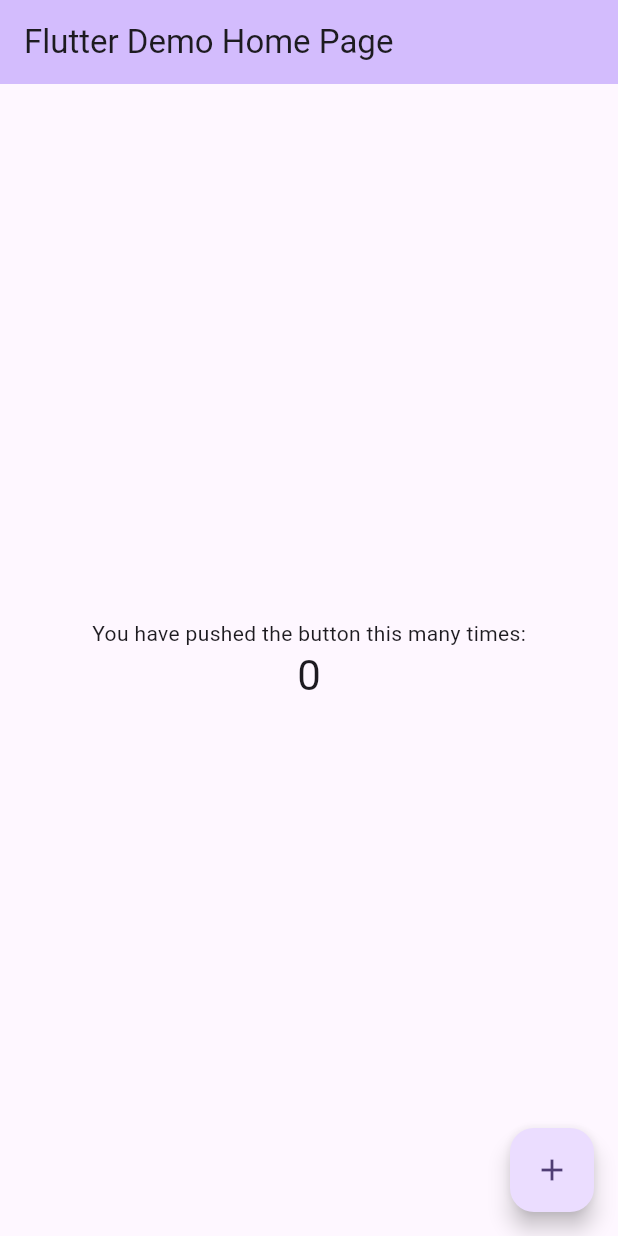
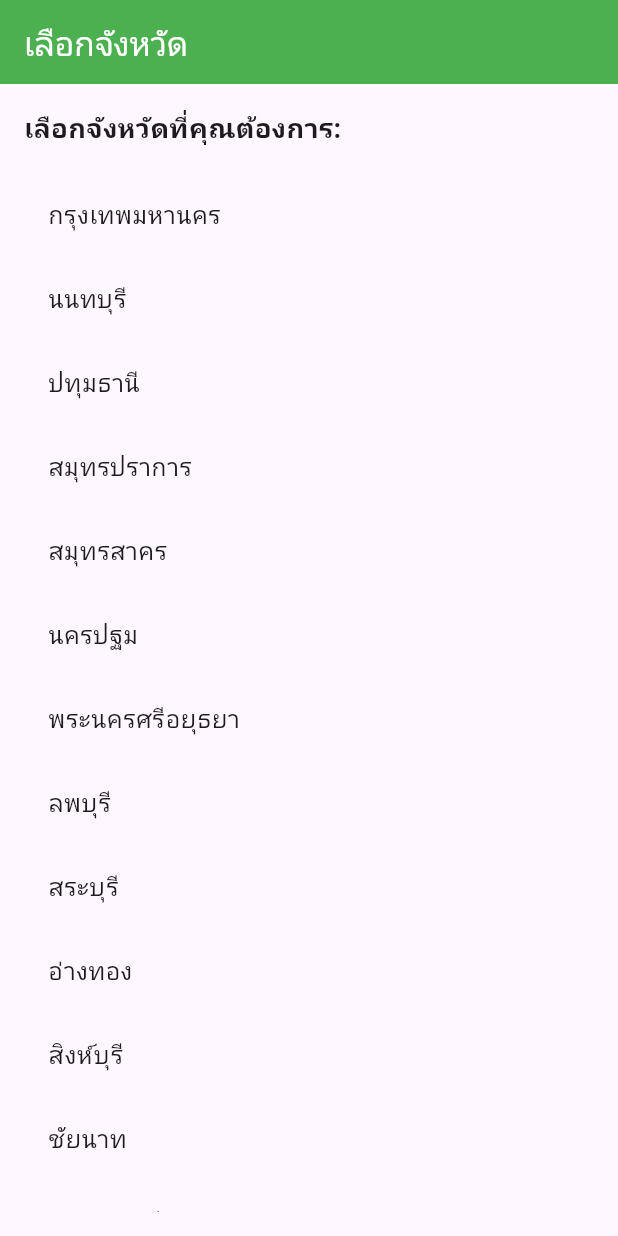
Before and after one commit to Mistergunth/banbanshop, a Flutter app: the screen it shows after launch, on a phone screen of 412 x 824 dp. Run offline on Flutter 3.47's test engine with Material 3 defaults, Android fonts, the phone set to English and light mode, and no system bars; Roboto replaces fonts that are missing (Kanit).

Commit message:
add province screen

```diff
--- a/banbanshop/lib/main.dart
+++ b/banbanshop/lib/main.dart
@@ -1,122 +1,23 @@
 import 'package:flutter/material.dart';
-
+import 'screens/province_selection.dart';
 void main() {
-  runApp(const MyApp());
+  WidgetsFlutterBinding.ensureInitialized();
+  runApp(const BanBanShopApp());
 }
 
-class MyApp extends StatelessWidget {
-  const MyApp({super.key});
+class BanBanShopApp extends StatelessWidget {
+  const BanBanShopApp({super.key});
 
   // This widget is the root of your application.
   @override
   Widget build(BuildContext context) {
     return MaterialApp(
-      title: 'Flutter Demo',
+      title: 'บ้านบ้านช็อป',
       theme: ThemeData(
-        // This is the theme of your application.
-        //
-        // TRY THIS: Try running your application with "flutter run". You'll see
-        // the application has a purple toolbar. Then, without quitting the app,
-        // try changing the seedColor in the colorScheme below to Colors.green
-        // and then invoke "hot reload" (save your changes or press the "hot
-        // reload" button in a Flutter-supported IDE, or press "r" if you used
-        // the command line to start the app).
-        //
-        // Notice that the counter didn't reset back to zero; the application
-        // state is not lost during the reload. To reset the state, use hot
-        // restart instead.
-        //
-        // This works for code too, not just values: Most code changes can be
-        // tested with just a hot reload.
-        colorScheme: ColorScheme.fromSeed(seedColor: Colors.deepPurple),
+        primarySwatch: Colors.green,
+        fontFamily: 'Kanit',
       ),
-      home: const MyHomePage(title: 'Flutter Demo Home Page'),
+      home: ProvinceSelection(),
     );
   }
 }
-
-class MyHomePage extends StatefulWidget {
-  const MyHomePage({super.key, required this.title});
-
-  // This widget is the home page of your application. It is stateful, meaning
-  // that it has a State object (defined below) that contains fields that affect
-  // how it looks.
-
-  // This class is the configuration for the state. It holds the values (in this
-  // case the title) provided by the parent (in this case the App widget) and
-  // used by the build method of the State. Fields in a Widget subclass are
-  // always marked "final".
-
-  final String title;
-
-  @override
-  State<MyHomePage> createState() => _MyHomePageState();
-}
-
-class _MyHomePageState extends State<MyHomePage> {
-  int _counter = 0;
-
-  void _incrementCounter() {
-    setState(() {
-      // This call to setState tells the Flutter framework that something has
-      // changed in this State, which causes it to rerun the build method below
-      // so that the display can reflect the updated values. If we changed
-      // _counter without calling setState(), then the build method would not be
-      // called again, and so nothing would appear to happen.
-      _counter++;
-    });
-  }
-
-  @override
-  Widget build(BuildContext context) {
-    // This method is rerun every time setState is called, for instance as done
-    // by the _incrementCounter method above.
-    //
-    // The Flutter framework has been optimized to make rerunning build methods
-    // fast, so that you can just rebuild anything that needs updating rather
-    // than having to individually change instances of widgets.
-    return Scaffold(
-      appBar: AppBar(
-        // TRY THIS: Try changing the color here to a specific color (to
-        // Colors.amber, perhaps?) and trigger a hot reload to see the AppBar
-        // change color while the other colors stay the same.
-        backgroundColor: Theme.of(context).colorScheme.inversePrimary,
-        // Here we take the value from the MyHomePage object that was created by
-        // the App.build method, and use it to set our appbar title.
-        title: Text(widget.title),
-      ),
-      body: Center(
-        // Center is a layout widget. It takes a single child and positions it
-        // in the middle of the parent.
-        child: Column(
-          // Column is also a layout widget. It takes a list of children and
-          // arranges them vertically. By default, it sizes itself to fit its
-          // children horizontally, and tries to be as tall as its parent.
-          //
-          // Column has various properties to control how it sizes itself and
-          // how it positions its children. Here we use mainAxisAlignment to
-          // center the children vertically; the main axis here is the vertical
-          // axis because Columns are vertical (the cross axis would be
-          // horizontal).
-          //
-          // TRY THIS: Invoke "debug painting" (choose the "Toggle Debug Paint"
-          // action in the IDE, or press "p" in the console), to see the
-          // wireframe for each widget.
-          mainAxisAlignment: MainAxisAlignment.center,
-          children: <Widget>[
-            const Text('You have pushed the button this many times:'),
-            Text(
-              '$_counter',
-              style: Theme.of(context).textTheme.headlineMedium,
-            ),
-          ],
-        ),
-      ),
-      floatingActionButton: FloatingActionButton(
-        onPressed: _incrementCounter,
-        tooltip: 'Increment',
-        child: const Icon(Icons.add),
-      ), // This trailing comma makes auto-formatting nicer for build methods.
-    );
-  }
-}
--- /dev/null
+++ b/banbanshop/lib/screens/province_selection.dart
@@ -0,0 +1,62 @@
+import 'package:flutter/material.dart';
+
+class ProvinceSelection extends StatelessWidget {
+  ProvinceSelection({super.key});
+
+  final List<String> provinces = [
+    'กรุงเทพมหานคร',
+    'นนทบุรี',
+    'ปทุมธานี',
+    'สมุทรปราการ',
+    'สมุทรสาคร',
+    'นครปฐม',
+    'พระนครศรีอยุธยา',
+    'ลพบุรี',
+    'สระบุรี',
+    'อ่างทอง',
+    'สิงห์บุรี',
+    'ชัยนาท',
+    'สุพรรณบุรี',
+    'นครสวรรค์',
+  ];
+
+  @override
+  Widget build(BuildContext context) {
+    return Scaffold(
+      appBar: AppBar(
+        title: const Text('เลือกจังหวัด'),
+        backgroundColor: Colors.green,
+        foregroundColor: Colors.white,
+      ),
+      body: Padding(
+        padding: const EdgeInsets.all(16.0),
+        child: Column(
+          crossAxisAlignment: CrossAxisAlignment.start,
+          children: [
+            const Text(
+              'เลือกจังหวัดที่คุณต้องการ:',
+              style: TextStyle(fontSize: 18, fontWeight: FontWeight.bold),
+            ),
+            const SizedBox(height: 16),
+            Expanded(
+              child: ListView.builder(
+                itemCount: provinces.length,
+                itemBuilder: (context, index) {
+                  return ListTile(
+                    title: Text(provinces[index]),
+                    onTap: () {
+                      // Handle province selection
+                      ScaffoldMessenger.of(context).showSnackBar(
+                        SnackBar(content: Text('คุณเลือก ${provinces[index]}')),
+                      );
+                    },
+                  );
+                },
+              ),
+            ),
+          ],
+        ),
+      )
+    );
+  }
+}
```
Also changed, not shown: 1 other file.
